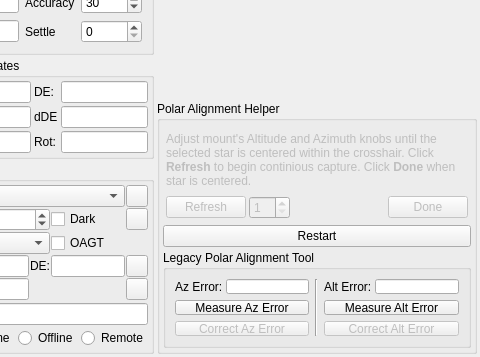
Qt form kstars/ekos/align/align.ui (KDE/kstars) before a commit; both pictures show x 95 to 575 and y 145 to 502 of the 575 by 502 pixel window.
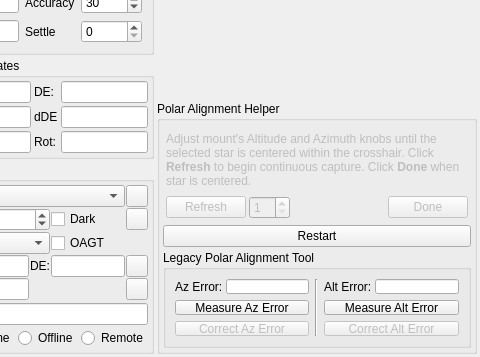
The same form after that commit. Custom widgets are drawn as their Qt base class.

```diff
--- a/kstars/ekos/align/align.ui
+++ b/kstars/ekos/align/align.ui
@@ -1263,7 +1263,7 @@
               <item>
                <widget class="QLabel" name="label_24">
                 <property name="text">
-                 <string>&lt;html&gt;&lt;head/&gt;&lt;body&gt;&lt;p&gt;Adjust mount's Altitude and Azimuth knobs until the selected star is centered within the crosshair. Click &lt;span style=&quot; font-weight:600;&quot;&gt;Refresh&lt;/span&gt; to begin continious capture. Click &lt;span style=&quot; font-weight:600;&quot;&gt;Done&lt;/span&gt; when star is centered.&lt;/p&gt;&lt;/body&gt;&lt;/html&gt;</string>
+                 <string>&lt;html&gt;&lt;head/&gt;&lt;body&gt;&lt;p&gt;Adjust mount's Altitude and Azimuth knobs until the selected star is centered within the crosshair. Click &lt;span style=&quot; font-weight:600;&quot;&gt;Refresh&lt;/span&gt; to begin continuous capture. Click &lt;span style=&quot; font-weight:600;&quot;&gt;Done&lt;/span&gt; when star is centered.&lt;/p&gt;&lt;/body&gt;&lt;/html&gt;</string>
                 </property>
                 <property name="wordWrap">
                  <bool>true</bool>
```
Left out of the diff: 6 changed lines with no effect on the pictures.
